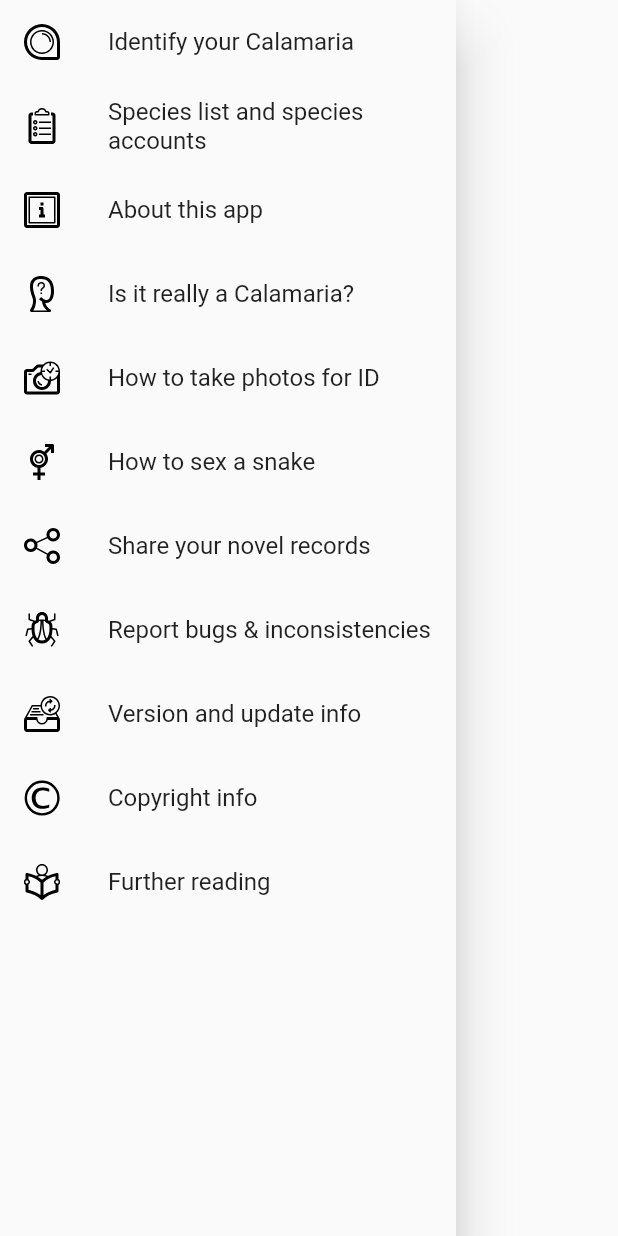
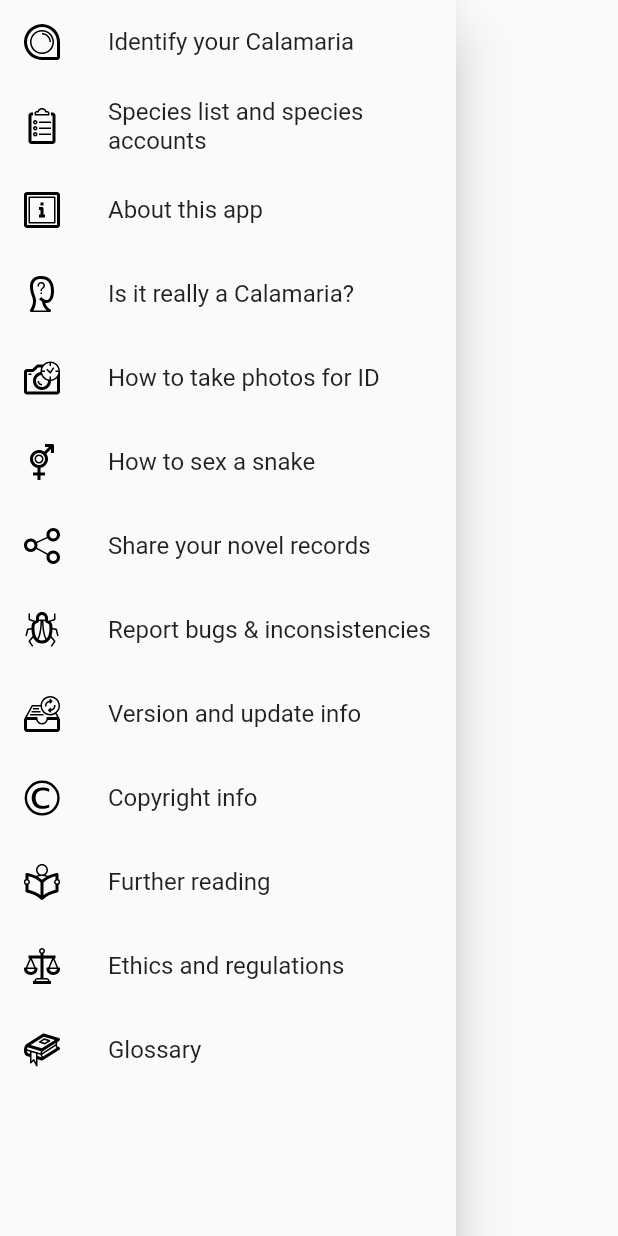
Before and after one commit to azeam/calamaria, a Flutter app: what bottomDrawer() shows on an empty page, opened directly, on a phone screen of 412 x 824 dp. Run offline on Flutter 3.47's test engine with Material 2 defaults, Android fonts, the phone set to English and light mode, and no system bars; our stand-ins replace flutter_html, flutter_svg; missing offline and left inert: swipedetector; project files that could hold a hidden picture were left out.

Commit message:
add two more info page links to menu, update packages

```diff
--- a/calamaria/lib/classes/infoPageData.dart
+++ b/calamaria/lib/classes/infoPageData.dart
@@ -100,6 +100,18 @@ class InfoPageData {
         this.images.add("assets/labialscales.svg");
         this.icon = 'assets/icons/read.svg';
         break;
+      case 11:
+        this.pageHeading = 'Ethics and regulations';
+        this.pageDescription = 'Blabla';
+        this.images.add("assets/labialscales.svg");
+        this.icon = 'assets/icons/balance.svg';
+        break;
+      case 12:
+        this.pageHeading = 'Glossary';
+        this.pageDescription = 'Blabla';
+        this.images.add("assets/labialscales.svg");
+        this.icon = 'assets/icons/book-bookmarked.svg';
+        break;
     }
   }
 
--- a/calamaria/lib/pages/common.dart
+++ b/calamaria/lib/pages/common.dart
@@ -10,7 +10,7 @@ import '../main.dart';
 SwipeConfiguration swipeConfig() {
   return SwipeConfiguration(
       horizontalSwipeMaxHeightThreshold: 50.0,
-      horizontalSwipeMinDisplacement: 10.0,
+      horizontalSwipeMinDisplacement: 1.0,
       horizontalSwipeMinVelocity: 100.0);
 }
 
@@ -117,7 +117,7 @@ Widget bottomDrawer(BuildContext context) {
   InfoPageData data = new InfoPageData();
   return Drawer(
     child: ListView.builder(
-        itemCount: 11,
+        itemCount: 13,
         itemBuilder: (BuildContext context, int index) {
           data.setData(index);
           return ListTile(
--- a/calamaria/pubspec.yaml
+++ b/calamaria/pubspec.yaml
@@ -24,7 +24,8 @@ dependencies:
   flutter:
     sdk: flutter
   flutter_svg: ^0.18.1
-  swipedetector: ^1.2.0
+  swipedetector:
+    git: https://github.com/azeam/swipedetector.git # forked to remove prints and update sdk version requirements
   flutter_html: ^1.0.2
 
   # The following adds the Cupertino Icons font to your application.
```
Also changed, not shown: calamaria/assets/icons/balance.svg (added), calamaria/assets/icons/book-bookmarked.svg (added), calamaria/pubspec.lock, 1 other file.
